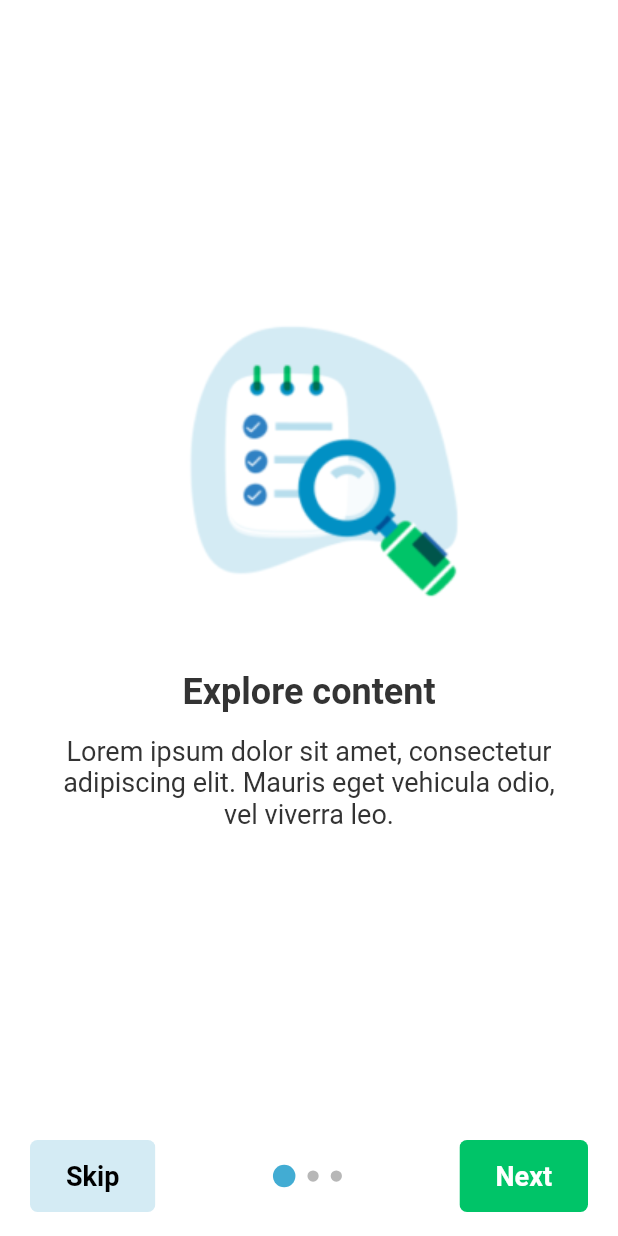
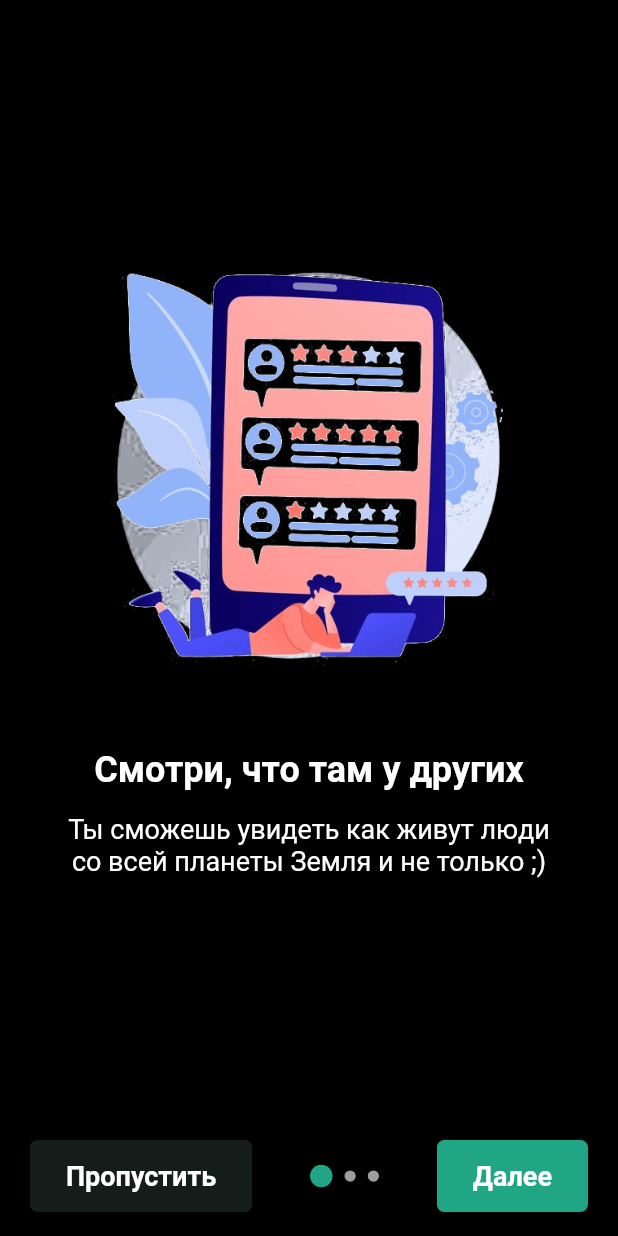
Before and after one commit to AlexeyPupykin/flutter_twitter, a Flutter app: the screen it shows after launch, on a phone screen of 412 x 824 dp. Run offline on Flutter 3.47's test engine with Material 2 defaults, Android fonts, the phone set to English and light mode, and no system bars; our stand-ins replace bloc, bot_toast, cached_network_image, cloud_firestore, date_time_picker, equatable and 11 more; accounts and stored records are empty.

Commit message:
changed text for onboarding

```diff
--- a/lib/main.dart
+++ b/lib/main.dart
@@ -32,7 +32,8 @@ void main() async {
   BlocOverrides.runZoned(
     () => runApp(MyApp(
       authenticationRepository: authRepo,
-      onboardingFinished: onboardingFinished ?? false,
+      // onboardingFinished: onboardingFinished ?? false,
+      onboardingFinished: false,
     )),
     //blocObserver: AppBlocObserver(),
   );
--- a/lib/screens/onboarding/data/onboarding_screen_data.dart
+++ b/lib/screens/onboarding/data/onboarding_screen_data.dart
@@ -37,20 +37,20 @@ List<OnboardingScreenData> getSliders() {
   List<OnboardingScreenData> sliders = List.empty(growable: true);
 
   sliders.add(new OnboardingScreenData(
-      imagePath: "assets/onboarding/illustration1.png",
-      title: "Explore content",
+      imagePath: "assets/onboarding/ob1.png",
+      title: "Смотри, что там у других",
       description:
-          "Lorem ipsum dolor sit amet, consectetur adipiscing elit. Mauris eget vehicula odio, vel viverra leo."));
+          "Ты сможешь увидеть как живут люди со всей планеты Земля и не только ;)"));
   sliders.add(new OnboardingScreenData(
-      imagePath: "assets/onboarding/illustration2.png",
-      title: "Write your own content",
+      imagePath: "assets/onboarding/ob1.png",
+      title: "Заливай свой эксклюзиный контент, чтобы смотрели, что там у тебя",
       description:
-          "Lorem ipsum dolor sit amet, consectetur adipiscing elit. Mauris eget vehicula odio, vel viverra leo."));
+          "Все смогут увидеть твой контент. Даже инопланетяне смогут увидеть как ты живешь xD"));
   sliders.add(new OnboardingScreenData(
-      imagePath: "assets/onboarding/illustration3.png",
-      title: "Done!",
+      imagePath: "assets/onboarding/ob1.png",
+      title: "Подписывайся на тех, кто интересен",
       description:
-          "Lorem ipsum dolor sit amet, consectetur adipiscing elit. Mauris eget vehicula odio, vel viverra leo."));
+          "Ты будешь первым, кто узнает, что там новенького у твоих друзей"));
 
   return sliders;
 }
--- a/lib/screens/onboarding/onboarding_screen.dart
+++ b/lib/screens/onboarding/onboarding_screen.dart
@@ -1,5 +1,6 @@
 import 'dart:io';
 import 'package:flutter/material.dart';
+import 'package:flutter_twitter/common/app_colors.dart';
 import 'package:flutter_twitter/screens/home/screens/navbar/navbar.dart';
 import 'package:shared_preferences/shared_preferences.dart';
 
@@ -36,9 +37,7 @@ class _OnboardingScreenState extends State<OnboardingScreen> {
       height: isCurrent ? 15.0 : 7.5,
       width: isCurrent ? 15.0 : 7.5,
       decoration: BoxDecoration(
-        color: isCurrent
-            ? Color(0xFF0190C4).withAlpha(190)
-            : Colors.grey.withAlpha(190),
+        color: isCurrent ? AppColors.liteGreenColor : AppColors.greyColor,
         borderRadius: BorderRadius.circular(15.0),
       ),
     );
@@ -54,7 +53,7 @@ class _OnboardingScreenState extends State<OnboardingScreen> {
   Widget build(BuildContext context) {
     return MaterialApp(
       home: Scaffold(
-        backgroundColor: Colors.white,
+        backgroundColor: AppColors.mainBackground,
         body: Container(
           height: MediaQuery.of(context).size.height - 100,
           child: PageView.builder(
@@ -80,7 +79,7 @@ class _OnboardingScreenState extends State<OnboardingScreen> {
                 padding: EdgeInsets.symmetric(
                   horizontal: 20.0,
                 ),
-                color: Colors.white,
+                color: AppColors.mainBackground,
                 child: Row(
                   mainAxisAlignment: MainAxisAlignment.spaceBetween,
                   children: <Widget>[
@@ -90,15 +89,15 @@ class _OnboardingScreenState extends State<OnboardingScreen> {
                         children: <Widget>[
                           Positioned.fill(
                             child: Container(
-                              decoration:
-                                  const BoxDecoration(color: Color(0xFFD4EBF4)),
+                              decoration: const BoxDecoration(
+                                  color: AppColors.darkGreenColor),
                             ),
                           ),
                           TextButton(
                             style: TextButton.styleFrom(
                               padding:
                                   const EdgeInsets.symmetric(horizontal: 24.0),
-                              primary: Colors.black,
+                              primary: AppColors.textMainColor,
                               textStyle: const TextStyle(
                                 fontSize: 18,
                                 fontWeight: FontWeight.bold,
@@ -112,7 +111,7 @@ class _OnboardingScreenState extends State<OnboardingScreen> {
                                 currentIndex = sliders.length - 1;
                               });
                             },
-                            child: const Text("Skip"),
+                            child: const Text("Пропустить"),
                           )
                         ],
                       ),
@@ -129,15 +128,15 @@ class _OnboardingScreenState extends State<OnboardingScreen> {
                         children: <Widget>[
                           Positioned.fill(
                             child: Container(
-                              decoration:
-                                  const BoxDecoration(color: Color(0xFF00C468)),
+                              decoration: const BoxDecoration(
+                                  color: AppColors.liteGreenColor),
                             ),
                           ),
                           TextButton(
                             style: TextButton.styleFrom(
                               padding:
                                   const EdgeInsets.symmetric(horizontal: 24.0),
-                              primary: Colors.white,
+                              primary: AppColors.textMainColor,
                               textStyle: const TextStyle(
                                 fontSize: 18,
                                 fontWeight: FontWeight.bold,
@@ -151,7 +150,7 @@ class _OnboardingScreenState extends State<OnboardingScreen> {
                                 currentIndex = currentIndex + 1;
                               });
                             },
-                            child: const Text("Next"),
+                            child: const Text("Далее"),
                           )
                         ],
                       ),
@@ -167,7 +166,7 @@ class _OnboardingScreenState extends State<OnboardingScreen> {
                       transformAlignment: Alignment.center,
                       width: MediaQuery.of(context).size.width,
                       height: Platform.isIOS ? 70.0 : 60.0,
-                      color: Color(0xFF0190C4).withAlpha(255),
+                      color: AppColors.darkGreenColor,
                       child: TextButton(
                         style: TextButton.styleFrom(
                           padding: const EdgeInsets.symmetric(horizontal: 0.0),
@@ -183,7 +182,7 @@ class _OnboardingScreenState extends State<OnboardingScreen> {
                         child: SizedBox.expand(
                           child: Center(
                               child: Text(
-                            "GET STARTED NOW!",
+                            "НАЧАТь СКОРЕЕ",
                             textAlign: TextAlign.center,
                           )),
                         ),
@@ -223,7 +222,7 @@ class SliderTile extends StatelessWidget {
             style: TextStyle(
                 fontSize: 24.0,
                 fontWeight: FontWeight.bold,
-                color: Color(0xFF333333)),
+                color: AppColors.textMainColor),
           ),
           SizedBox(
             height: 15.0,
@@ -234,7 +233,7 @@ class SliderTile extends StatelessWidget {
             style: TextStyle(
                 fontSize: 18.0,
                 fontWeight: FontWeight.normal,
-                color: Color(0xFF333333)),
+                color: AppColors.textMainColor),
           )
         ],
       ),
```
Also changed, not shown: assets/onboarding/illustration1.png (deleted), assets/onboarding/illustration2.png (deleted), assets/onboarding/illustration3.png (deleted), assets/onboarding/ob1.png (added).
